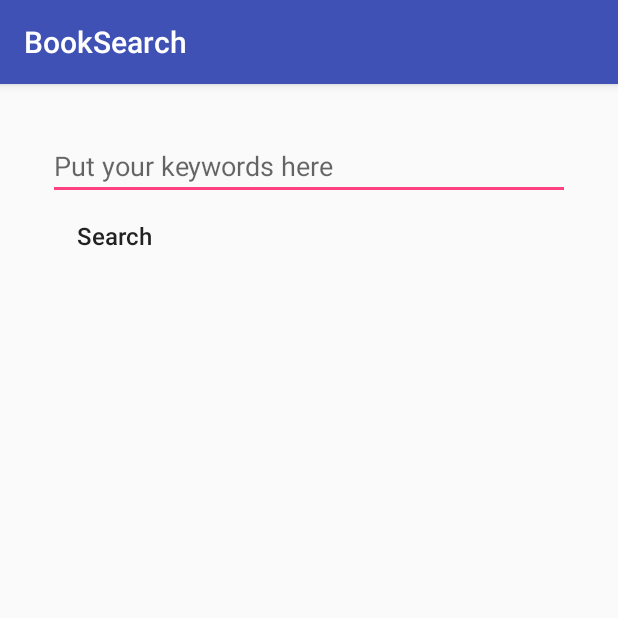
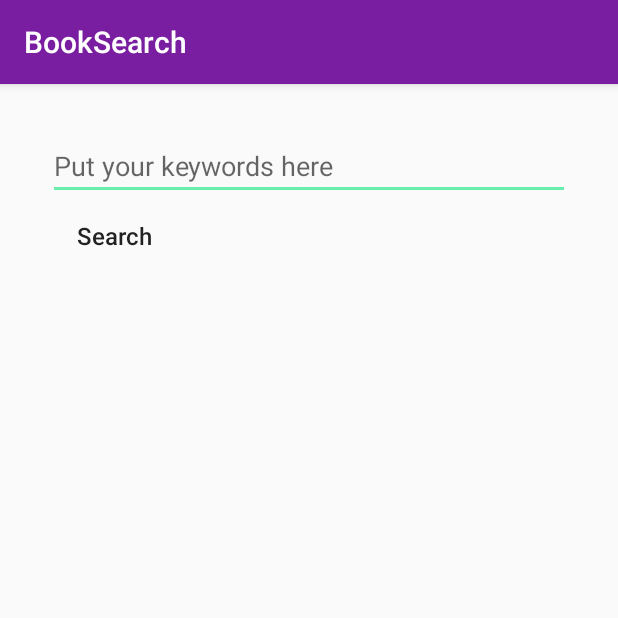
Before and after one commit to stonedcoder/BookSearch, an Android app: the screen it shows after launch (MainActivity), on a phone screen of 412 x 824 dp, the top half of it. Run offline under Robolectric (Android 15) with nearby library versions, the phone set to English and light mode, and no system bars; 3 statements that could not run were skipped.

Commit message:
Styles added .

```diff
--- a/app/src/main/res/values/styles.xml
+++ b/app/src/main/res/values/styles.xml
@@ -3,9 +3,9 @@
     <!-- Base application theme. -->
     <style name="AppTheme" parent="Theme.AppCompat.Light.DarkActionBar">
         <!-- Customize your theme here. -->
-        <item name="colorPrimary">@color/colorPrimary</item>
-        <item name="colorPrimaryDark">@color/colorPrimaryDark</item>
-        <item name="colorAccent">@color/colorAccent</item>
+        <item name="colorPrimary">#7A1EA1</item>
+        <item name="colorPrimaryDark">#691A99</item>
+        <item name="colorAccent">#68EFAD</item>
     </style>
 
 </resources>
```
